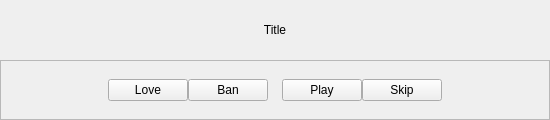
Qt form app/client/Widgets/PlaybackControlsWidget.ui (mutecypher/lastfm-desktop) before a commit.
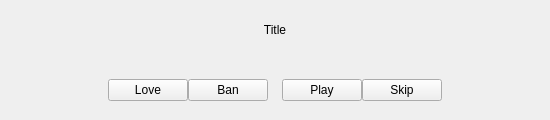
The same form after that commit. Custom widgets are drawn as their Qt base class.

What changed in the file:
```diff
--- a/app/client/Widgets/PlaybackControlsWidget.ui
+++ b/app/client/Widgets/PlaybackControlsWidget.ui
@@ -33,7 +33,7 @@
    <item>
     <widget class="QFrame" name="frame">
      <property name="frameShape">
-      <enum>QFrame::StyledPanel</enum>
+      <enum>QFrame::NoFrame</enum>
      </property>
      <property name="frameShadow">
       <enum>QFrame::Raised</enum>
```
Left out of the diff: 2 changed lines with no effect on the pictures.
